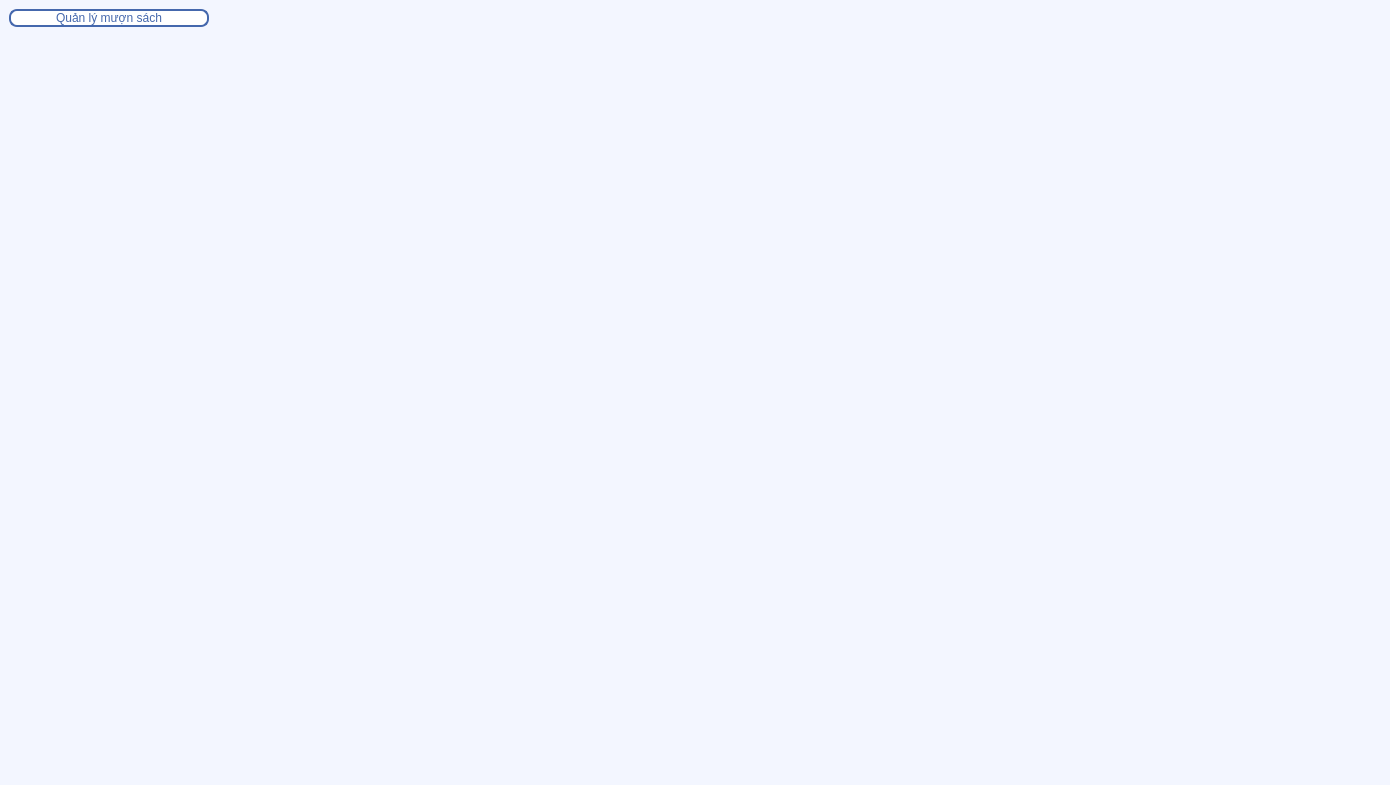
Before: the Qt Designer form admin_show.ui in thanhtrung411/PBL2_new, drawn with Qt 5.
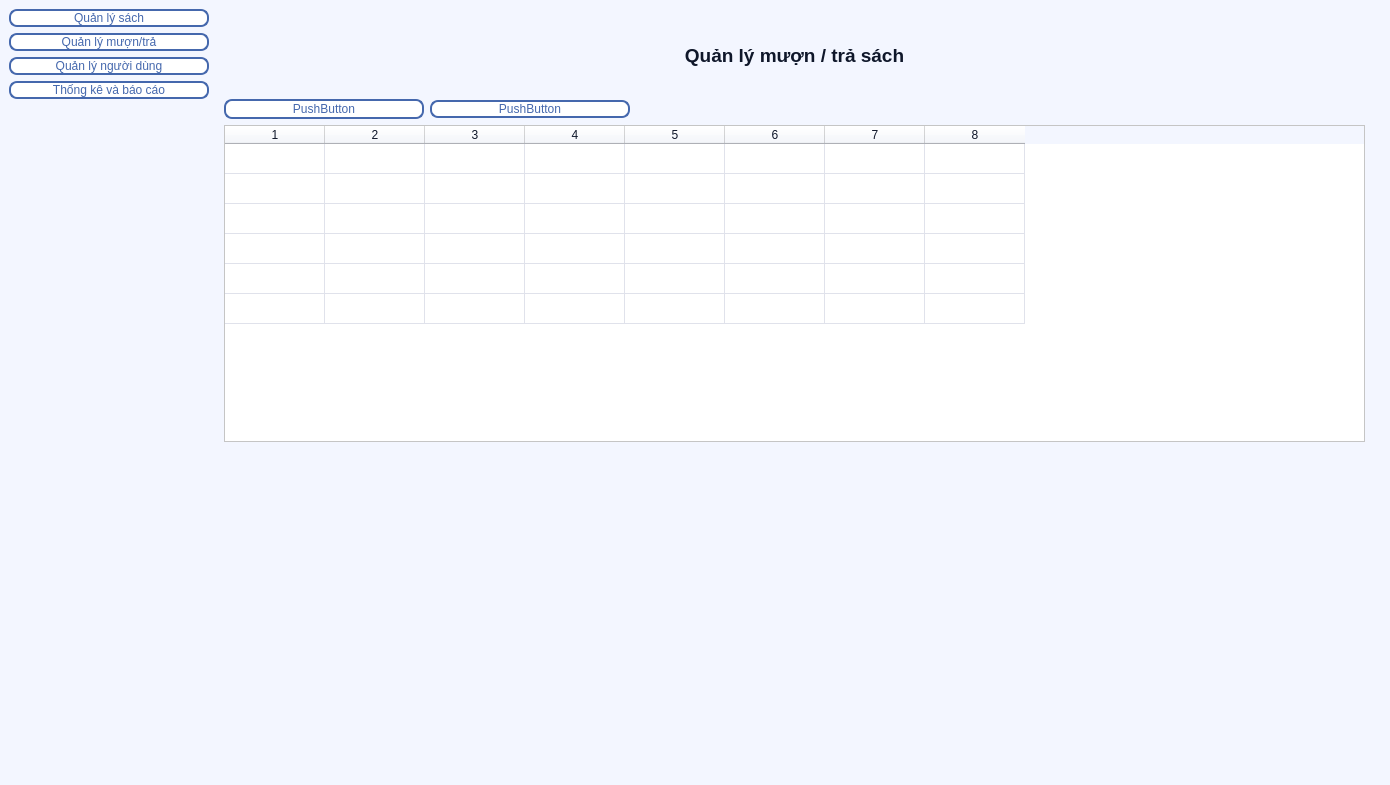
After: the same form once the commit is applied. The open tabs and pages were chosen to show the change.

```diff
--- a/admin_show.ui
+++ b/admin_show.ui
@@ -299,7 +299,14 @@
   <widget class="QWidget" name="centralwidget">
    <layout class="QHBoxLayout" name="horizontalLayout">
     <item>
-     <layout class="QVBoxLayout" name="verticalLayout" stretch="0,0">
+     <layout class="QVBoxLayout" name="verticalLayout" stretch="0,0,0,0,0">
+      <item>
+       <widget class="QPushButton" name="pushButton_2">
+        <property name="text">
+         <string>Quản lý sách</string>
+        </property>
+       </widget>
+      </item>
       <item>
        <widget class="QPushButton" name="pushButton">
         <property name="minimumSize">
@@ -309,7 +316,21 @@
          </size>
         </property>
         <property name="text">
-         <string>Quản lý mượn sách</string>
+         <string>Quản lý mượn/trả</string>
+        </property>
+       </widget>
+      </item>
+      <item>
+       <widget class="QPushButton" name="pushButton_3">
+        <property name="text">
+         <string>Quản lý người dùng</string>
+        </property>
+       </widget>
+      </item>
+      <item>
+       <widget class="QPushButton" name="pushButton_4">
+        <property name="text">
+         <string>Thống kê và báo cáo</string>
         </property>
        </widget>
       </item>
@@ -1000,7 +1021,146 @@
         </widget>
        </widget>
       </widget>
-      <widget class="QWidget" name="page_2"/>
+      <widget class="QWidget" name="page_2">
+       <widget class="QWidget" name="verticalLayoutWidget">
+        <property name="geometry">
+         <rect>
+          <x>9</x>
+          <y>9</y>
+          <width>1141</width>
+          <height>741</height>
+         </rect>
+        </property>
+        <layout class="QVBoxLayout" name="verticalLayout_2">
+         <item>
+          <widget class="QLabel" name="label">
+           <property name="minimumSize">
+            <size>
+             <width>0</width>
+             <height>75</height>
+            </size>
+           </property>
+           <property name="font">
+            <font>
+             <pointsize>14</pointsize>
+             <bold>true</bold>
+            </font>
+           </property>
+           <property name="text">
+            <string>Quản lý mượn / trả sách</string>
+           </property>
+           <property name="alignment">
+            <set>Qt::AlignmentFlag::AlignCenter</set>
+           </property>
+          </widget>
+         </item>
+         <item>
+          <layout class="QHBoxLayout" name="horizontalLayout_4" stretch="0,0,0">
+           <item>
+            <widget class="QPushButton" name="pushButton_6">
+             <property name="minimumSize">
+              <size>
+               <width>200</width>
+               <height>0</height>
+              </size>
+             </property>
+             <property name="maximumSize">
+              <size>
+               <width>200</width>
+               <height>200</height>
+              </size>
+             </property>
+             <property name="text">
+              <string>PushButton</string>
+             </property>
+            </widget>
+           </item>
+           <item>
+            <widget class="QPushButton" name="pushButton_5">
+             <property name="minimumSize">
+              <size>
+               <width>200</width>
+               <height>0</height>
+              </size>
+             </property>
+             <property name="maximumSize">
+              <size>
+               <width>200</width>
+               <height>16777215</height>
+              </size>
+             </property>
+             <property name="text">
+              <string>PushButton</string>
+             </property>
+            </widget>
+           </item>
+           <item>
+            <spacer name="horizontalSpacer">
+             <property name="orientation">
+              <enum>Qt::Orientation::Horizontal</enum>
+             </property>
+             <property name="sizeHint" stdset="0">
+              <size>
+               <width>40</width>
+               <height>20</height>
+              </size>
+             </property>
+            </spacer>
+           </item>
+          </layout>
+         </item>
+         <item>
+          <widget class="QTableWidget" name="tableWidget">
+           <property name="rowCount">
+            <number>6</number>
+           </property>
+           <property name="columnCount">
+            <number>8</number>
+           </property>
+           <attribute name="horizontalHeaderVisible">
+            <bool>true</bool>
+           </attribute>
+           <attribute name="horizontalHeaderCascadingSectionResizes">
+            <bool>false</bool>
+           </attribute>
+           <attribute name="verticalHeaderVisible">
+            <bool>false</bool>
+           </attribute>
+           <attribute name="verticalHeaderCascadingSectionResizes">
+            <bool>false</bool>
+           </attribute>
+           <row/>
+           <row/>
+           <row/>
+           <row/>
+           <row/>
+           <row/>
+           <column/>
+           <column/>
+           <column/>
+           <column/>
+           <column/>
+           <column/>
+           <column/>
+           <column/>
+          </widget>
+         </item>
+         <item>
+          <spacer name="verticalSpacer_3">
+           <property name="orientation">
+            <enum>Qt::Orientation::Vertical</enum>
+           </property>
+           <property name="sizeHint" stdset="0">
+            <size>
+             <width>20</width>
+             <height>40</height>
+            </size>
+           </property>
+          </spacer>
+         </item>
+        </layout>
+       </widget>
+      </widget>
      </widget>
     </item>
    </layout>
```
Left out of the diff: 94 changed lines with no effect on the pictures.
